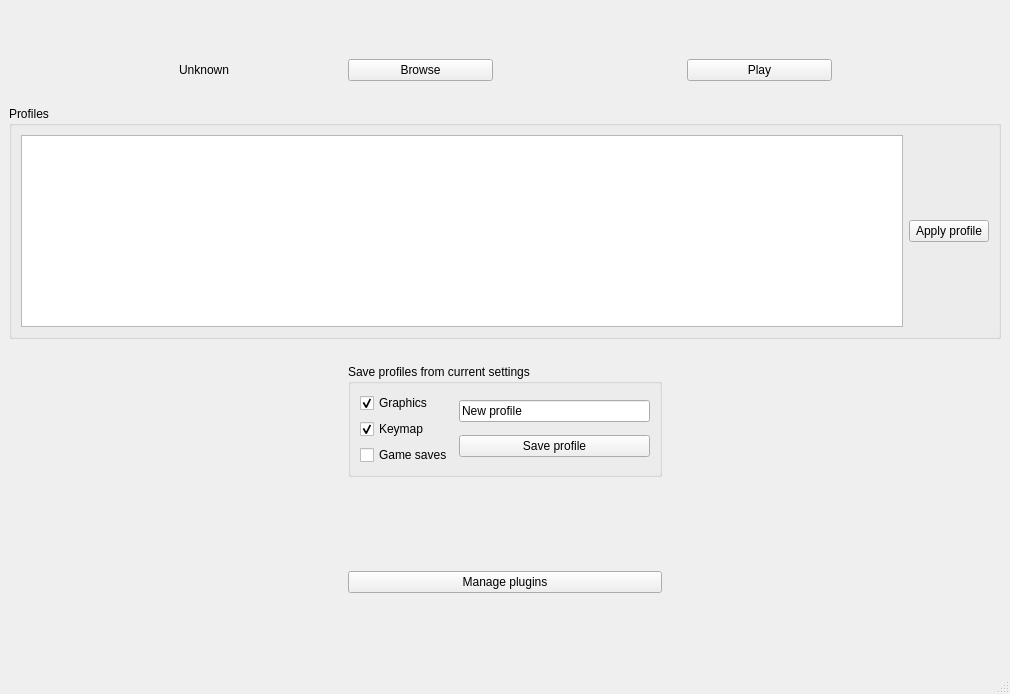
Above: res/layout/main_window.ui from SwitcherForGames/switcher before the change. Below: the same form after it.
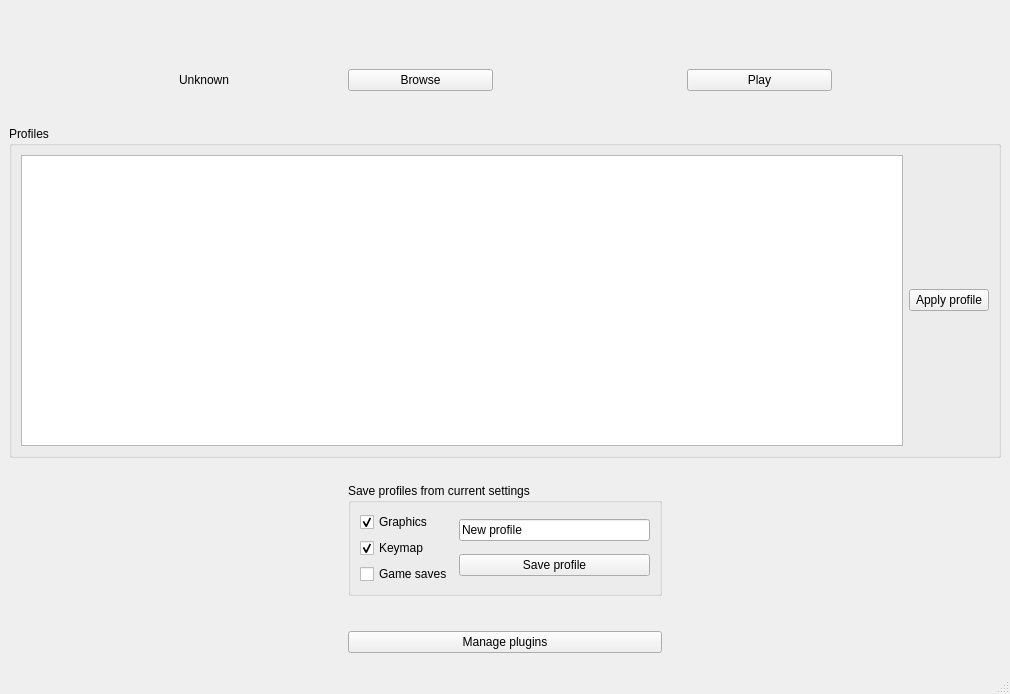
That is the form after the change.

Commit message: Show profiles in table

What changed in the file:
```diff
--- a/res/layout/main_window.ui
+++ b/res/layout/main_window.ui
@@ -16,7 +16,7 @@
   <widget class="QWidget" name="centralwidget">
    <layout class="QHBoxLayout" name="horizontalLayout_2">
     <item>
-     <layout class="QVBoxLayout" name="verticalLayout" stretch="10,0,0,0,1">
+     <layout class="QVBoxLayout" name="verticalLayout" stretch="10,1,8,1,1">
       <property name="spacing">
        <number>25</number>
       </property>
@@ -74,7 +74,7 @@
         </property>
         <layout class="QHBoxLayout" name="horizontalLayout_3">
          <item>
-          <widget class="QTableWidget" name="tbl_profiles"/>
+          <widget class="QTableView" name="tbl_profiles"/>
          </item>
          <item>
           <widget class="QPushButton" name="btn_apply_profile">
```
The commit also changes 6 other files.
